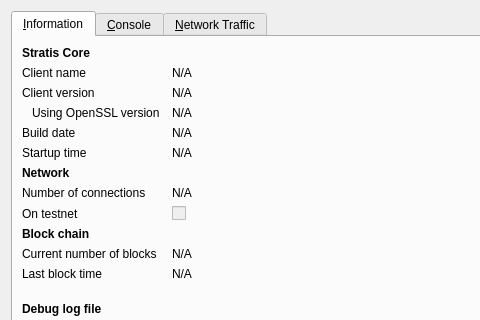
This is src/qt/forms/rpcconsole.ui in DNotesCoin/DNotes2.0 as Qt 5 draws it before an edit; both pictures show x 0 to 480 and y 0 to 320 of the 740 by 450 pixel window. The edited form follows.
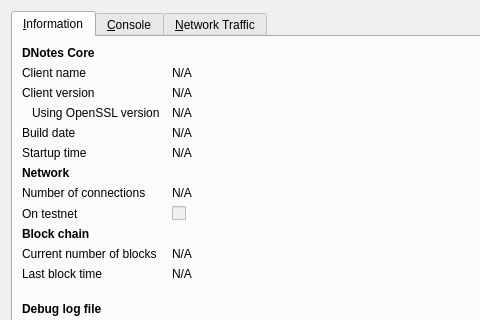
This is the edited form. Icons and pictures are not drawn. Custom widgets are drawn as their Qt base class.

Commit message: - updating Stratis to DNotes for UI messages - updating Stratis icons/images to DNotes - updating recommended fee from .01 to .05 - updating stake reward algorithm

Diff of the .ui file:
```diff
--- a/src/qt/forms/rpcconsole.ui
+++ b/src/qt/forms/rpcconsole.ui
@@ -36,7 +36,7 @@
           </font>
          </property>
          <property name="text">
-          <string>Stratis Core</string>
+          <string>DNotes Core</string>
          </property>
         </widget>
        </item>
```
Left out of the diff: 6 changed lines with no effect on the pictures. The commit also changes 125 other files.
